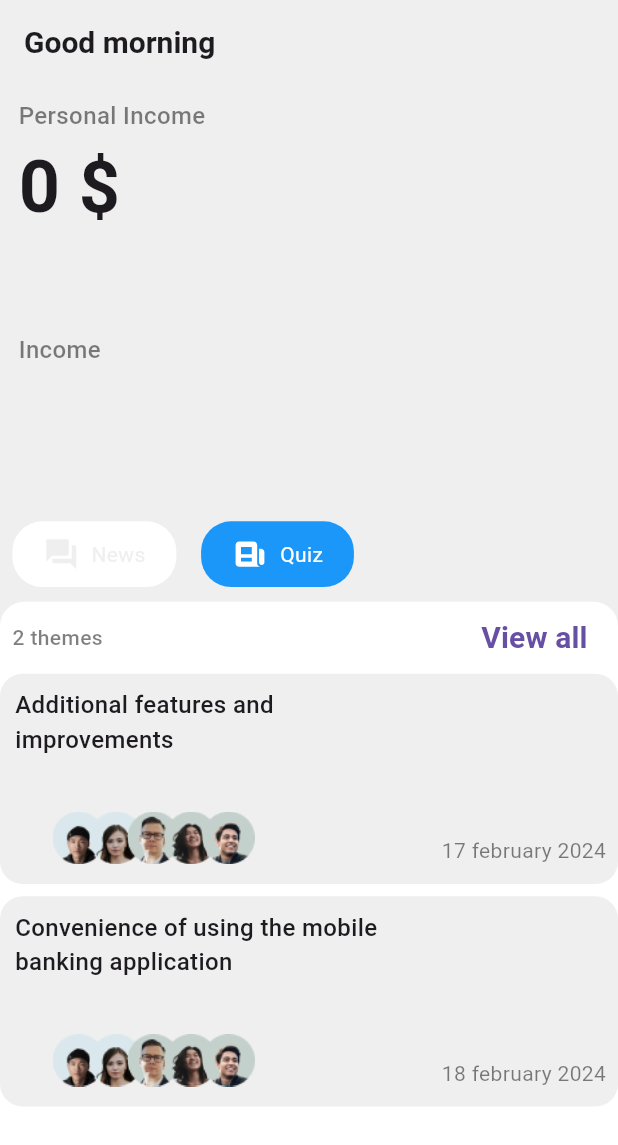
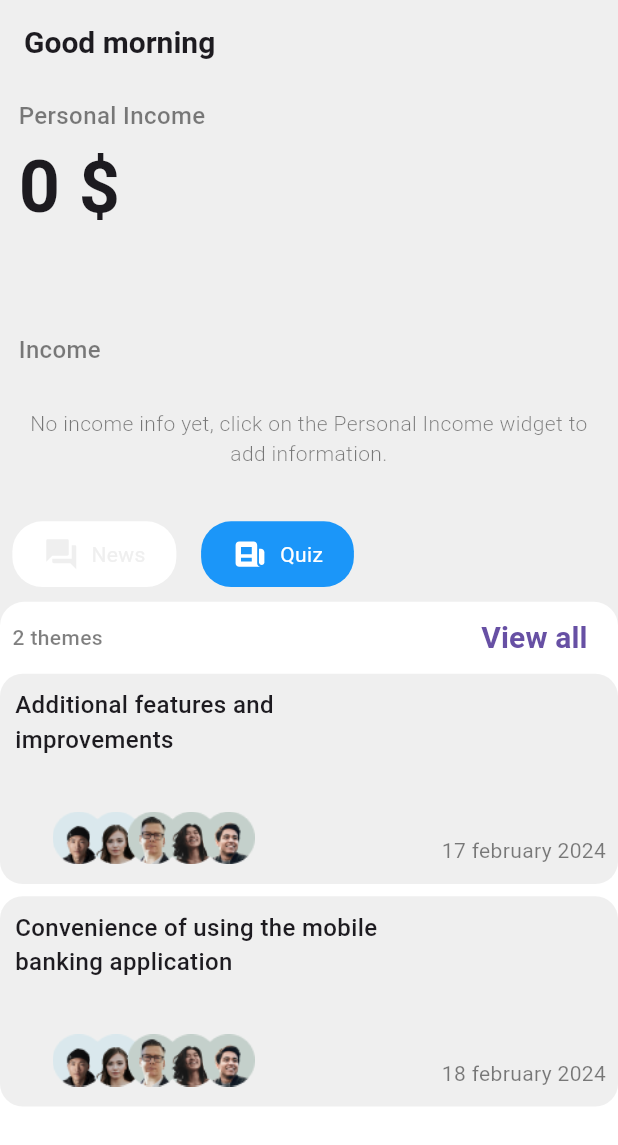
Before and after one commit to thmeofan/blue_gorizon_bank_app, a Flutter app: the SynopsisScreen screen opened directly, after a tap on "Quiz", on a phone screen of 412 x 824 dp. Shown: the top 1145 px of the screen. Run offline on Flutter 3.47's test engine with Material 3 defaults, Android fonts, the phone set to English and light mode, and no system bars; our stand-ins replace carousel_slider, fancy_shimmer_image, flutter_bloc, flutter_svg, shared_preferences; missing offline and left inert: flutter_inappwebview; accounts and stored records are empty.

Commit message:
mild ui change

```diff
--- a/lib/views/synopsis/views/synopsis_screen.dart
+++ b/lib/views/synopsis/views/synopsis_screen.dart
@@ -74,7 +74,22 @@ class _SynopsisScreenState extends State<SynopsisScreen> {
             ),
             SizedBox(
               height: screenSize.height * 0.11,
-              child: ListView.builder(
+              child: operations.isEmpty
+                  ? Center(
+                      child: Padding(
+                        padding: EdgeInsets.symmetric(
+                          horizontal: screenSize.width * 0.03,
+                        ),
+                        child: Text(
+                          'No income info yet, click on the Personal Income widget to add information.',
+                          textAlign: TextAlign.center,
+                          style: TextStyle(
+                              color: Colors.black.withOpacity(0.5),
+                              fontWeight: FontWeight.w300),
+                        ),
+                      ),
+                    )
+                  : ListView.builder(
                       scrollDirection: Axis.horizontal,
                       itemCount: operations.length,
                       itemBuilder: (context, index) {
```
Lines whose indentation alone changed are shown as unchanged.
